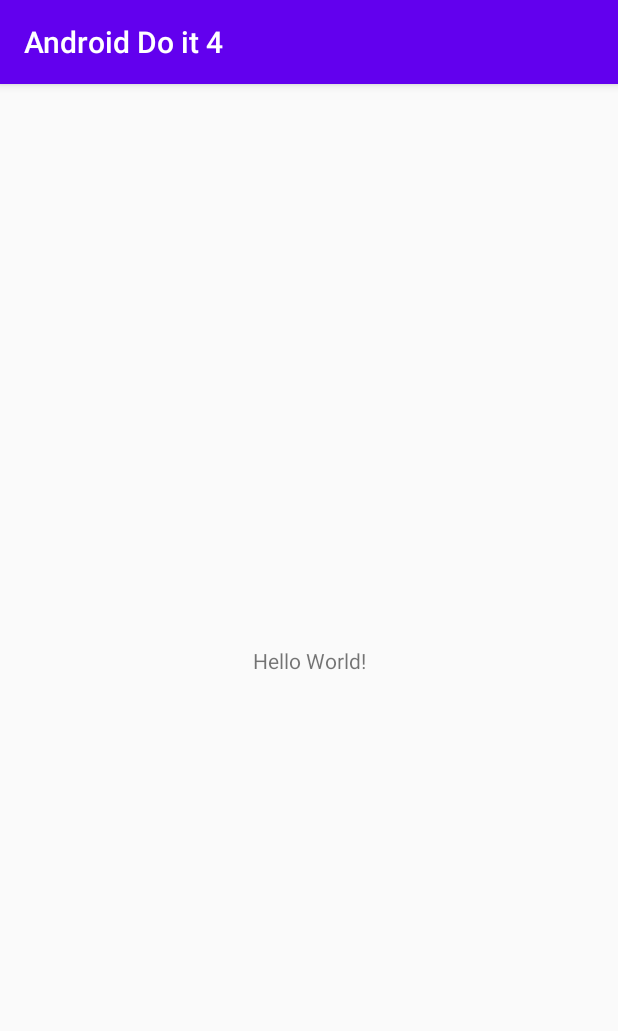
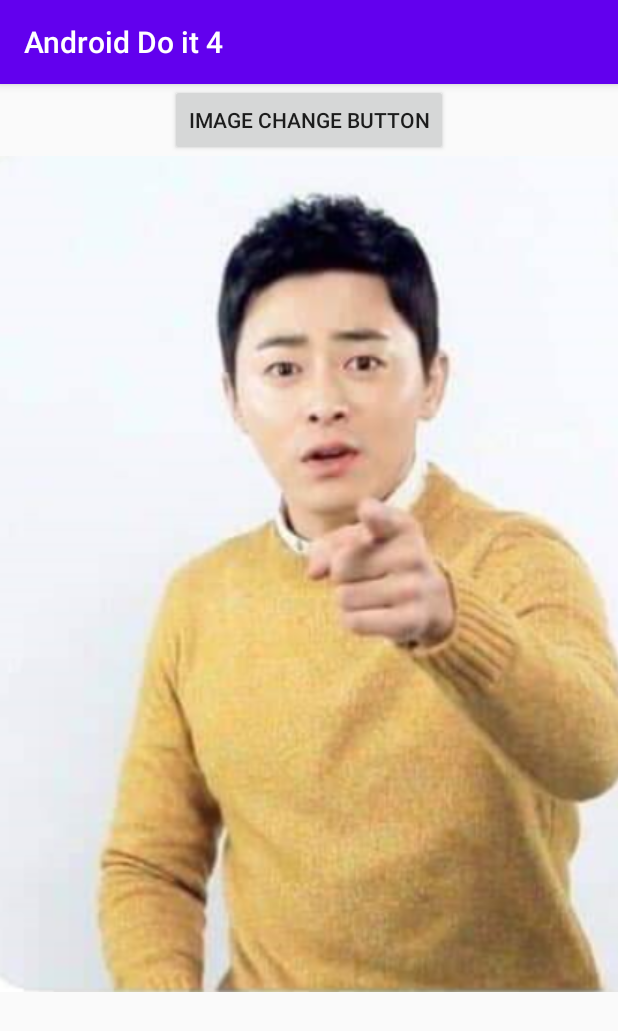
Before and after one commit to WooSangGyu/Android-Do-it, an Android app: the screen it shows after launch (MainActivity), on a phone screen of 412 x 824 dp. Shown: the top 1031 px of the screen. Run offline under Robolectric (Android 15) with nearby library versions, the phone set to English and light mode, and no system bars.

Commit message:
ScrollView change Image

```diff
--- a/Android do it 4/app/src/main/java/com/example/androiddoit4/MainActivity.java
+++ b/Android do it 4/app/src/main/java/com/example/androiddoit4/MainActivity.java
@@ -2,13 +2,50 @@ package com.example.androiddoit4;
 
 import androidx.appcompat.app.AppCompatActivity;
 
+import android.content.res.Resources;
+import android.graphics.drawable.BitmapDrawable;
 import android.os.Bundle;
+import android.view.View;
+import android.widget.ImageView;
+import android.widget.ScrollView;
 
 public class MainActivity extends AppCompatActivity {
+
+    ScrollView scrollView;
+    ImageView imageView;
+    BitmapDrawable bitmap;
 
     @Override
     protected void onCreate(Bundle savedInstanceState) {
         super.onCreate(savedInstanceState);
         setContentView(R.layout.activity_main);
+
+        scrollView = findViewById(R.id.Scroll);
+        imageView = findViewById(R.id.picture);
+        scrollView.setHorizontalScrollBarEnabled(true);
+
+        Resources res = getResources();
+        bitmap =(BitmapDrawable) res.getDrawable(R.drawable.p6);
+        int bitmapWidth = bitmap.getIntrinsicWidth();
+        int bitmapHeight = bitmap.getIntrinsicHeight();
+
+        imageView.setImageDrawable(bitmap);
+        imageView.getLayoutParams().width = bitmapWidth;
+        imageView.getLayoutParams().height = bitmapHeight;
+    }
+
+    public void ch(View v){
+        changeImage();
+    }
+
+    private void changeImage(){
+        Resources res = getResources();
+        bitmap =(BitmapDrawable) res.getDrawable(R.drawable.p8);
+        int bitmapWidth = bitmap.getIntrinsicWidth();
+        int bitmapHeight = bitmap.getIntrinsicHeight();
+
+        imageView.setImageDrawable(bitmap);
+        imageView.getLayoutParams().width = bitmapWidth;
+        imageView.getLayoutParams().height = bitmapHeight;
     }
 }
--- a/Android do it 4/app/src/main/res/layout/activity_main.xml
+++ b/Android do it 4/app/src/main/res/layout/activity_main.xml
@@ -1,18 +1,38 @@
 <?xml version="1.0" encoding="utf-8"?>
-<androidx.constraintlayout.widget.ConstraintLayout xmlns:android="http://schemas.android.com/apk/res/android"
+<LinearLayout xmlns:android="http://schemas.android.com/apk/res/android"
     xmlns:app="http://schemas.android.com/apk/res-auto"
     xmlns:tools="http://schemas.android.com/tools"
     android:layout_width="match_parent"
     android:layout_height="match_parent"
+    android:orientation="vertical"
     tools:context=".MainActivity">
 
-    <TextView
+    <Button
         android:layout_width="wrap_content"
         android:layout_height="wrap_content"
-        android:text="Hello World!"
+        android:text="Image change Button"
+        android:layout_gravity="center"
+        android:onClick="ch"
         app:layout_constraintBottom_toBottomOf="parent"
         app:layout_constraintLeft_toLeftOf="parent"
         app:layout_constraintRight_toRightOf="parent"
         app:layout_constraintTop_toTopOf="parent" />
 
-</androidx.constraintlayout.widget.ConstraintLayout>
+    <HorizontalScrollView
+        android:id="@+id/HScroll"
+        android:layout_width="match_parent"
+        android:layout_height="match_parent">
+
+        <ScrollView
+            android:id="@+id/Scroll"
+            android:layout_width="match_parent"
+            android:layout_height="match_parent">
+
+            <ImageView
+                android:id="@+id/picture"
+                android:layout_width="match_parent"
+                android:layout_height="match_parent"/>
+        </ScrollView>
+    </HorizontalScrollView>
+
+</LinearLayout>
```
Also changed, not shown: Android do it 4/app/src/main/res/drawable/p6.PNG (added), Android do it 4/app/src/main/res/drawable/p8.PNG (added).
